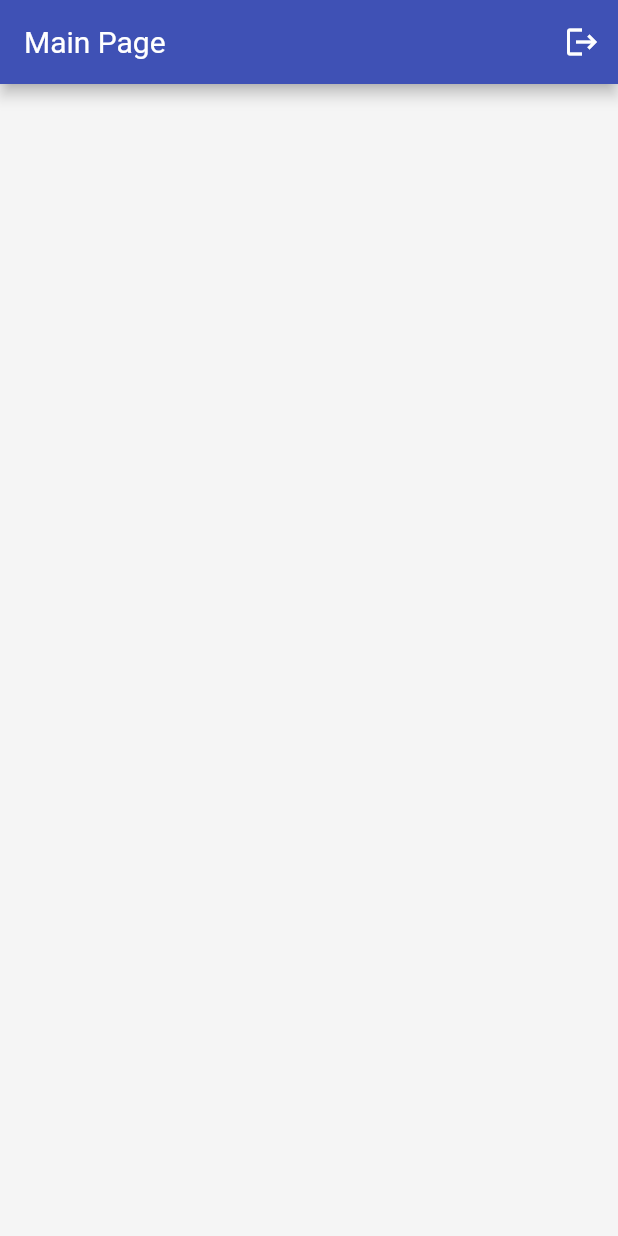
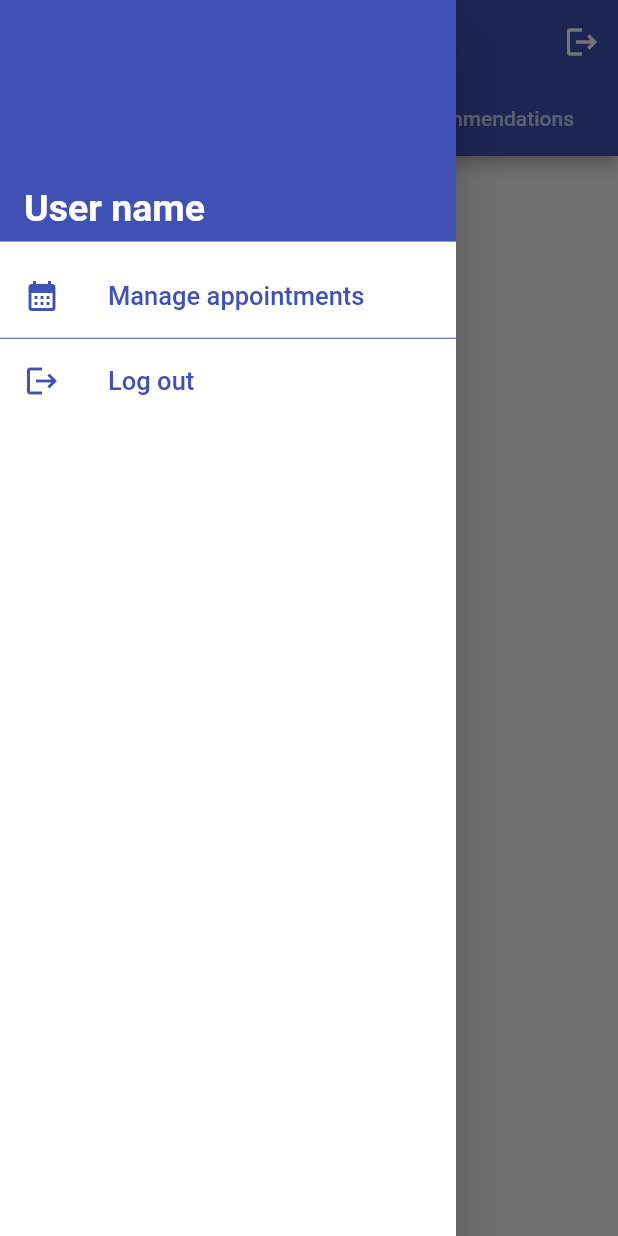
Before and after one commit to karolinakowalczyk/med-app-mobile, a Flutter app: the screen it shows once a user with an empty profile is signed in, with the side drawer open (before the commit the screen has no drawer), on a phone screen of 412 x 824 dp. Run offline on Flutter 3.47's test engine with Material 2 defaults, Android fonts, the phone set to English and light mode, and no system bars; our stand-ins replace cloud_firestore, firebase_auth, firebase_core, google_sign_in, hexcolor, validators; accounts and stored records are empty; network calls fail.

Commit message:
Main page added

```diff
--- /dev/null
+++ b/med_app_mobile/lib/helpers/drawer_tile_helper.dart
@@ -0,0 +1,38 @@
+import 'package:flutter/material.dart';
+
+// Ta klasa zawiera wzór elementu ListTile do Drawer'a.
+class DrawerTileHelper {
+  final double _drawerIconSize = 24;
+  final double _drawerFontSize = 17;
+
+  ListTile defaultTile(
+    BuildContext context,
+    IconData icon,
+    String name,
+    Widget Function() page,
+  ) {
+    return ListTile(
+      leading: Icon(
+        icon,
+        size: _drawerIconSize,
+        color: Theme.of(context).primaryColor,
+      ),
+      title: Text(
+        name,
+        style: TextStyle(
+          fontSize: _drawerFontSize,
+          color: Theme.of(context).primaryColor,
+        ),
+      ),
+      onTap: () {
+        Navigator.of(context).push(
+          MaterialPageRoute(
+            builder: (BuildContext context) {
+              return page();
+            }
+          )
+        );
+      },
+    );
+  }
+}
--- a/med_app_mobile/lib/main.dart
+++ b/med_app_mobile/lib/main.dart
@@ -1,6 +1,6 @@
 // ignore_for_file: deprecated_member_use
 
-import 'package:firebase_auth/firebase_auth.dart';
+//import 'package:firebase_auth/firebase_auth.dart';
 import 'package:firebase_core/firebase_core.dart';
 import 'package:flutter/material.dart';
 import 'package:hexcolor/hexcolor.dart';
@@ -18,10 +18,9 @@ void main() async {
 class MyApp extends StatelessWidget {
   MyApp({Key? key}) : super(key: key);
 
-  final Color _primaryColor = HexColor('#4B62FF');
   final Color _accentColor = HexColor('#26C6DA');
 
-  final FirebaseAuth _auth = FirebaseAuth.instance;
+  // final FirebaseAuth _auth = FirebaseAuth.instance;
 
   // This widget is the root of application.
   @override
@@ -34,8 +33,7 @@ class MyApp extends StatelessWidget {
           title: 'Flutter Demo',
           theme: ThemeData(
             // This is the theme of application.
-
-            primaryColor: _primaryColor,
+            primaryColor: Colors.indigo,
             accentColor: _accentColor,
             scaffoldBackgroundColor: Colors.grey.shade100,
             primarySwatch: Colors.indigo,
--- a/med_app_mobile/lib/pages/main_page.dart
+++ b/med_app_mobile/lib/pages/main_page.dart
@@ -1,9 +1,11 @@
 import 'package:flutter/material.dart';
 import 'package:med_app_mobile/models/user_patient.dart';
+import 'package:med_app_mobile/pages/appoint_manager_page.dart';
 import 'package:med_app_mobile/services/auth.dart';
 import 'package:provider/provider.dart';
+import 'package:med_app_mobile/helpers/drawer_tile_helper.dart';
 
-// Główna strona - do zrobienia na później
+// Główna strona aplikacji z Drawer'em, TabBar'em i wylogowaniem, --- w trakcie tworzenia ---
 class MainPage extends StatefulWidget {
   const MainPage({Key? key}) : super(key: key);
 
@@ -11,37 +13,136 @@ class MainPage extends StatefulWidget {
   State<MainPage> createState() => _MainPageState();
 }
 
-class _MainPageState extends State<MainPage> {
+class _MainPageState extends State<MainPage> with
+  SingleTickerProviderStateMixin,
+  RestorationMixin {
+
   final AuthServices _auth = AuthServices();
+  late TabController _tabController;
+  final RestorableInt tabIndex = RestorableInt(0);
+
+  @override
+  String get restorationId => 'tab_scrollable';
+
+  @override
+  void restoreState(RestorationBucket? oldBucket, bool initialRestore) {
+    registerForRestoration(tabIndex, 'tab_index');
+    _tabController.index = tabIndex.value;
+  }
+
+  @override
+  void initState() {
+    _tabController = TabController(
+      initialIndex: 0,
+      length: 3,
+      vsync: this,
+    );
+    _tabController.addListener(() {
+      setState(() {
+        tabIndex.value = _tabController.index;
+      });
+    });
+    super.initState();
+  }
+
+  @override
+  void dispose() {
+    _tabController.dispose();
+    tabIndex.dispose();
+    super.dispose();
+  }
 
   @override
   Widget build(BuildContext context) {
     final user = Provider.of<UserPatient?>(context);
+
     return Scaffold(
       appBar: AppBar(
         title: const Text(
-          'Main Page',
+          'Registration app',
           style: TextStyle(
             color: Colors.white,
             fontWeight: FontWeight.normal,
           ),
         ),
+        iconTheme: const IconThemeData(color: Colors.white),
         actions: [
+          /* TODO: to ma być przycisk do powiadomień ale przedtem trzeba wrzucić
+           wylogowanie do Drawer'a */
           IconButton(
             onPressed: () => _auth.signOut(),
-            icon: const Icon(Icons.logout),
+            icon: const Icon(Icons.logout,)
           ),
         ],
-      ),
-      body: Center(
-        child: Column(
-          mainAxisSize: MainAxisSize.min,
-          children: [
-            Text(user!.email),
-            Text(user.name),
+        bottom: TabBar(
+          controller: _tabController,
+          isScrollable: true,
+          tabs: const [
+            Tab(text: "Appointments",),
+            Tab(text: "Prescriptions",),
+            Tab(text: "Recommendations",),
           ],
         ),
       ),
+      drawer: Drawer(
+        child: Container(
+          color: Colors.white,
+          child: ListView(
+            children: [
+              DrawerHeader(
+                decoration: BoxDecoration(
+                  color: Theme.of(context).primaryColor
+                ),
+                child: Container(
+                  alignment: Alignment.bottomLeft,
+                  child: const Text(
+                    // TODO: wstawić prawdziwą nazwę użytkownika zamiast 'User name'
+                    'User name',
+                    style: TextStyle(
+                      fontSize: 25,
+                      color: Colors.white,
+                      fontWeight: FontWeight.bold,
+                    ),
+                  ),
+                ),
+              ),
+              /* TODO: w "Manage appointments" i "Log out" wstawić ścieżki
+               prowadzące do odpowiednich stron aplikacji */
+              DrawerTileHelper().defaultTile(
+                context,
+                Icons.calendar_month,
+                "Manage appointments",
+                () => const AppointManagerPage()
+              ),
+              Divider(
+                color: Theme.of(context).primaryColor,
+                height: 1,
+              ),
+              DrawerTileHelper().defaultTile(
+                context,
+                Icons.logout,
+                "Log out",
+                () => const AppointManagerPage()
+              ),
+            ],
+          ),
+        ),
+      ),
+      body: TabBarView(
+        // TODO: wstawić kafelki z wizytami, receptami itd.
+        controller: _tabController,
+        children: const [
+          Center(
+            child: Text("Appointments")
+          ),
+          Center(
+            child: Text("Prescriptions")
+          ),
+          Center(
+            child: Text("Recommendations")
+          )
+        ],
+      )
     );
   }
 }
--- a/med_app_mobile/lib/pages/wrapper.dart
+++ b/med_app_mobile/lib/pages/wrapper.dart
@@ -1,9 +1,8 @@
-import 'package:firebase_auth/firebase_auth.dart';
+//import 'package:firebase_auth/firebase_auth.dart';
 import 'package:flutter/material.dart';
 import 'package:med_app_mobile/models/user_patient.dart';
 import 'package:med_app_mobile/pages/login_page.dart';
 import 'package:med_app_mobile/pages/main_page.dart';
-import 'package:med_app_mobile/services/auth.dart';
 import 'package:provider/provider.dart';
 
 class Wrapper extends StatelessWidget {
@@ -12,7 +11,7 @@ class Wrapper extends StatelessWidget {
   @override
   Widget build(BuildContext context) {
     final user = Provider.of<UserPatient?>(context);
-    final FirebaseAuth _auth = FirebaseAuth.instance;
+    //final FirebaseAuth _auth = FirebaseAuth.instance;
 
     // print(user);
     // print(_auth.currentUser!.displayName);
```
Also changed, not shown: med_app_mobile/lib/pages/appoint_manager_page.dart (added, +25 -0 lines), med_app_mobile/lib/pages/login_page.dart (+6 -47 lines), med_app_mobile/lib/pages/registration_page.dart (+11 -12 lines), med_app_mobile/pubspec.lock.
